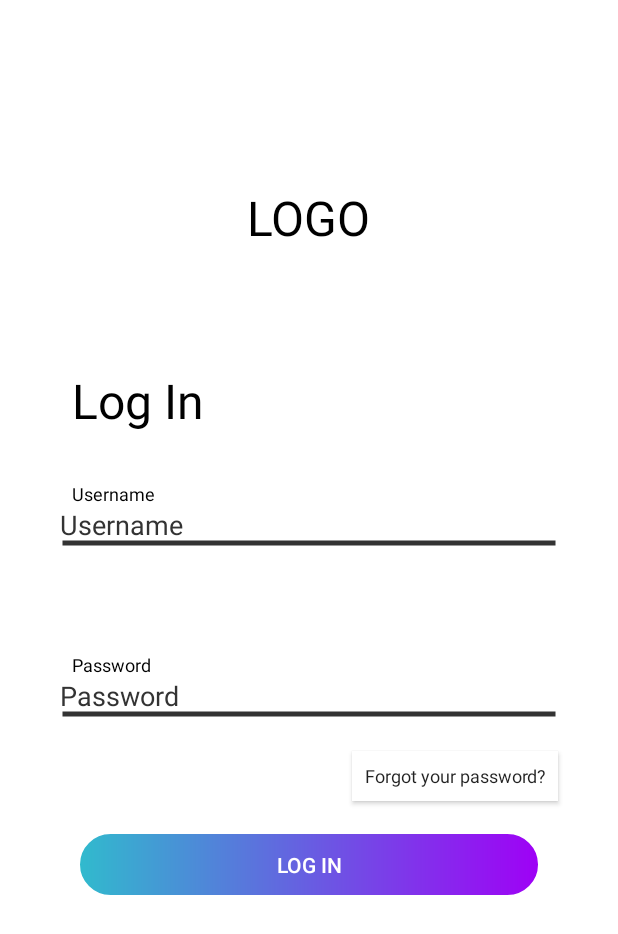
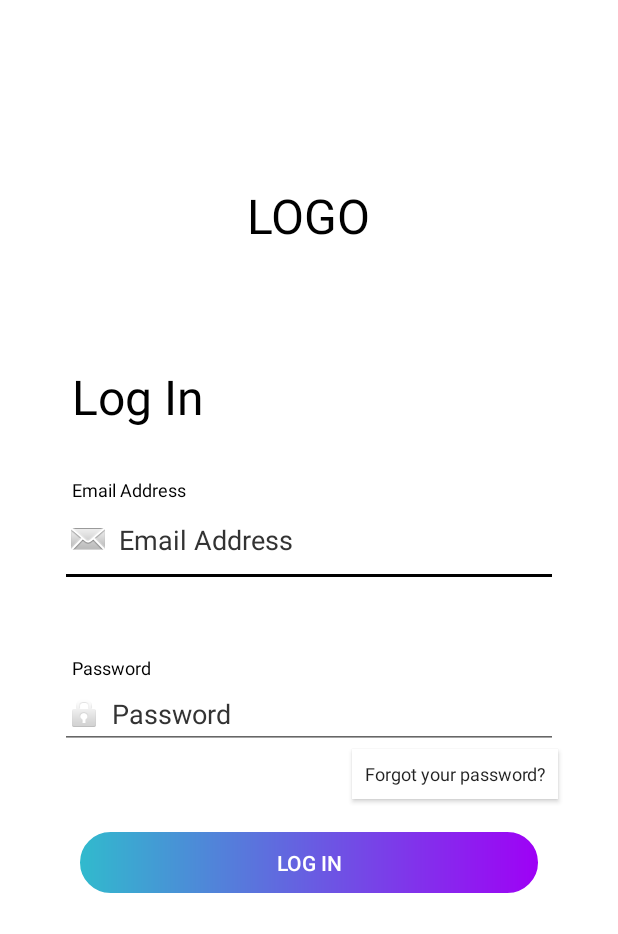
Before and after one commit to gct38/AISportsAndroid, an Android app: the LoginActivity screen opened directly, with no data from a screen before it, on a phone screen of 412 x 824 dp. Shown: the top 934 px of the screen. Run offline under Robolectric (Android 15) with nearby library versions, the phone set to English and light mode, and no system bars.

Commit message:
Grant user logins

```diff
--- a/app/src/main/java/com/example/aisports/ui/login/LoginActivity.kt
+++ b/app/src/main/java/com/example/aisports/ui/login/LoginActivity.kt
@@ -100,7 +100,7 @@ class LoginActivity : AppCompatActivity() {
     private fun updateUiWithUser(model: LoggedInUserView) {
         val welcome = getString(R.string.welcome)
         val displayName = model.displayName
-        // TODO : initiate successful logged in experience
+        // TODO : initiate successful logged in experience (bring them into their profile page?)
         Toast.makeText(
             applicationContext,
             "$welcome $displayName",
--- a/app/src/main/res/layout/activity_login.xml
+++ b/app/src/main/res/layout/activity_login.xml
@@ -22,7 +22,9 @@
         android:layout_marginTop="256dp"
         android:layout_marginEnd="24dp"
 
-        android:background="@drawable/login_boxes"
+        android:drawableStart="@android:drawable/sym_action_email"
+        android:drawableBottom="@android:drawable/divider_horizontal_dark"
+        android:drawablePadding="5dp"
         android:hint="@string/user"
         android:inputType="textEmailAddress"
         android:selectAllOnFocus="true"
@@ -44,7 +46,8 @@
         android:layout_marginTop="128dp"
         android:layout_marginEnd="24dp"
 
-        android:background="@drawable/login_boxes"
+        android:drawableStart="@android:drawable/ic_lock_idle_lock"
+        android:drawablePadding="5dp"
         android:hint="@string/prompt_password"
         android:imeActionLabel="@string/password"
         android:imeOptions="actionDone"
@@ -85,16 +88,12 @@
         android:layout_width="wrap_content"
         android:layout_height="wrap_content"
         android:layout_gravity="center"
-        android:layout_marginStart="32dp"
-        android:layout_marginTop="64dp"
-        android:layout_marginEnd="32dp"
-        android:layout_marginBottom="64dp"
-        android:visibility="gone"
-        app:layout_constraintBottom_toBottomOf="parent"
-        app:layout_constraintEnd_toEndOf="@+id/passwordInput"
-        app:layout_constraintStart_toStartOf="@+id/passwordInput"
-        app:layout_constraintTop_toTopOf="parent"
-        app:layout_constraintVertical_bias="0.3" />
+        android:visibility="invisible"
+        app:layout_constraintBottom_toTopOf="@+id/passwordInput"
+        app:layout_constraintEnd_toEndOf="parent"
+        app:layout_constraintHorizontal_bias="0.5"
+        app:layout_constraintStart_toStartOf="parent"
+        app:layout_constraintTop_toBottomOf="@+id/usernameInput" />
 
     <TextView
         android:id="@+id/Password"
--- a/app/src/main/res/values/strings.xml
+++ b/app/src/main/res/values/strings.xml
@@ -5,7 +5,7 @@
     <string name="create_login">Create an account or login to start tracking workouts.</string>
     <string name="signup">Sign Up</string>
     <string name="login">Log In</string>
-    <string name="user">Username</string>
+    <string name="user">Email Address</string>
     <string name="password">Password</string>
     <string name="forgotten_password">Forgot your password?</string>
     <string name="title_activity_login">Sign in</string>
```
Also changed, not shown: app/src/main/java/com/example/aisports/data/LoginDataSource.kt (+13 -47 lines), app/src/main/java/com/example/aisports/sql/ConnectionLayer.kt (added, +75 -0 lines), app/src/main/java/com/example/aisports/sql/model/UserTable.kt (added, +37 -0 lines), app/src/main/res/drawable-hdpi/ic_email.png (added), app/src/main/res/drawable-hdpi/ic_lock_password.png (added), app/src/main/res/drawable-mdpi/ic_email.png (added), app/src/main/res/drawable-mdpi/ic_lock_password.png (added), app/src/main/res/drawable-xhdpi/ic_email.png (added), app/src/main/res/drawable-xhdpi/ic_lock_password.png (added), app/src/main/res/drawable-xxhdpi/ic_email.png (added), app/src/main/res/drawable-xxhdpi/ic_lock_password.png (added), app/src/main/res/drawable-xxxhdpi/ic_email.png (added), app/src/main/res/drawable-xxxhdpi/ic_lock_password.png (added), app/src/main/res/drawable/web_hi_res_512_email.png (added), 1 more files, 1 other file.
